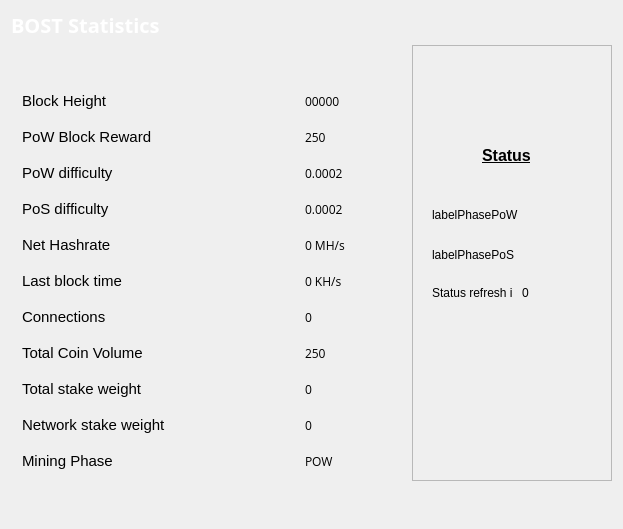
Old version of the form src/qt/forms/statisticspage.ui in the repository mammix2/boostcoin-core.
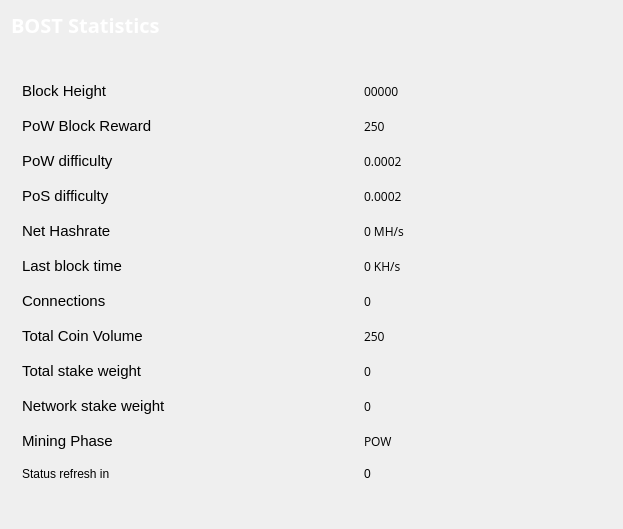
New version of the form.

Commit message: v4.4.0.4 - Status page GUI updates

```diff
--- a/src/qt/forms/statisticspage.ui
+++ b/src/qt/forms/statisticspage.ui
@@ -20,6 +20,19 @@
    <property name="sizeConstraint">
     <enum>QLayout::SetMaximumSize</enum>
    </property>
+   <item row="3" column="0">
+    <spacer name="verticalSpacer">
+     <property name="orientation">
+      <enum>Qt::Vertical</enum>
+     </property>
+     <property name="sizeHint" stdset="0">
+      <size>
+       <width>20</width>
+       <height>40</height>
+      </size>
+     </property>
+    </spacer>
+   </item>
    <item row="0" column="0">
     <widget class="QLabel" name="label_5">
      <property name="font">
@@ -32,106 +45,6 @@
      </property>
     </widget>
    </item>
-   <item row="2" column="0">
-    <spacer name="verticalSpacer">
-     <property name="orientation">
-      <enum>Qt::Vertical</enum>
-     </property>
-     <property name="sizeHint" stdset="0">
-      <size>
-       <width>20</width>
-       <height>40</height>
-      </size>
-     </property>
-    </spacer>
-   </item>
-   <item row="1" column="1">
-    <widget class="QFrame" name="frame">
-     <property name="minimumSize">
-      <size>
-       <width>182</width>
-       <height>0</height>
-      </size>
-     </property>
-     <property name="maximumSize">
-      <size>
-       <width>200</width>
-       <height>16777215</height>
-      </size>
-     </property>
-     <property name="frameShape">
-      <enum>QFrame::StyledPanel</enum>
-     </property>
-     <property name="frameShadow">
-      <enum>QFrame::Raised</enum>
-     </property>
-     <widget class="QLabel" name="label">
-      <property name="geometry">
-       <rect>
-        <x>70</x>
-        <y>70</y>
-        <width>71</width>
-        <height>81</height>
-       </rect>
-      </property>
-      <property name="text">
-       <string>&lt;html&gt;&lt;head/&gt;&lt;body&gt;&lt;p&gt;&lt;span style=&quot; font-size:12pt; font-weight:600; text-decoration: underline;&quot;&gt;Status&lt;/span&gt;&lt;/p&gt;&lt;/body&gt;&lt;/html&gt;</string>
-      </property>
-     </widget>
-     <widget class="QLabel" name="labelPhasePoW">
-      <property name="geometry">
-       <rect>
-        <x>20</x>
-        <y>160</y>
-        <width>181</width>
-        <height>20</height>
-       </rect>
-      </property>
-      <property name="text">
-       <string>labelPhasePoW</string>
-      </property>
-     </widget>
-     <widget class="QLabel" name="labelPhasePoS">
-      <property name="geometry">
-       <rect>
-        <x>20</x>
-        <y>200</y>
-        <width>181</width>
-        <height>20</height>
-       </rect>
-      </property>
-      <property name="text">
-       <string>labelPhasePoS</string>
-      </property>
-     </widget>
-     <widget class="QLabel" name="labelCountDown">
-      <property name="geometry">
-       <rect>
-        <x>110</x>
-        <y>240</y>
-        <width>21</width>
-        <height>16</height>
-       </rect>
-      </property>
-      <property name="text">
-       <string>0</string>
-      </property>
-     </widget>
-     <widget class="QLabel" name="label_2">
-      <property name="geometry">
-       <rect>
-        <x>20</x>
-        <y>240</y>
-        <width>81</width>
-        <height>16</height>
-       </rect>
-      </property>
-      <property name="text">
-       <string>Status refresh in</string>
-      </property>
-     </widget>
-    </widget>
-   </item>
    <item row="1" column="0">
     <widget class="QFrame" name="gridFrame_2">
      <property name="minimumSize">
@@ -144,16 +57,35 @@
       <string notr="true"/>
      </property>
      <layout class="QGridLayout" name="gridLayout_4">
+      <item row="1" column="0">
+       <spacer name="verticalSpacer_2">
+        <property name="orientation">
+         <enum>Qt::Vertical</enum>
+        </property>
+        <property name="sizeHint" stdset="0">
+         <size>
+          <width>20</width>
+          <height>40</height>
+         </size>
+        </property>
+       </spacer>
+      </item>
       <item row="2" column="0">
        <layout class="QFormLayout" name="formLayout_2">
         <property name="fieldGrowthPolicy">
          <enum>QFormLayout::FieldsStayAtSizeHint</enum>
         </property>
+        <property name="labelAlignment">
+         <set>Qt::AlignLeading|Qt::AlignLeft|Qt::AlignVCenter</set>
+        </property>
+        <property name="formAlignment">
+         <set>Qt::AlignLeading|Qt::AlignLeft|Qt::AlignTop</set>
+        </property>
         <property name="horizontalSpacing">
-         <number>139</number>
+         <number>198</number>
         </property>
         <property name="verticalSpacing">
-         <number>18</number>
+         <number>17</number>
         </property>
         <property name="rightMargin">
          <number>0</number>
@@ -163,6 +95,9 @@
           <property name="text">
            <string>&lt;html&gt;&lt;head/&gt;&lt;body&gt;&lt;p&gt;&lt;span style=&quot; font-size:11pt;&quot;&gt;Block Height&lt;/span&gt;&lt;/p&gt;&lt;/body&gt;&lt;/html&gt;</string>
           </property>
+          <property name="alignment">
+           <set>Qt::AlignLeading|Qt::AlignLeft|Qt::AlignVCenter</set>
+          </property>
          </widget>
         </item>
         <item row="1" column="1">
@@ -238,6 +173,13 @@
           </property>
          </widget>
         </item>
+        <item row="5" column="0">
+         <widget class="QLabel" name="label_16">
+          <property name="text">
+           <string>&lt;html&gt;&lt;head/&gt;&lt;body&gt;&lt;p&gt;&lt;span style=&quot; font-size:11pt;&quot;&gt;Net Hashrate&lt;/span&gt;&lt;/p&gt;&lt;/body&gt;&lt;/html&gt;</string>
+          </property>
+         </widget>
+        </item>
         <item row="5" column="1">
          <widget class="QLabel" name="pawrateBox">
           <property name="font">
@@ -377,28 +319,22 @@
           </property>
          </widget>
         </item>
-        <item row="5" column="0">
-         <widget class="QLabel" name="label_16">
+        <item row="12" column="0">
+         <widget class="QLabel" name="label_2">
           <property name="text">
-           <string>&lt;html&gt;&lt;head/&gt;&lt;body&gt;&lt;p&gt;&lt;span style=&quot; font-size:11pt;&quot;&gt;Net Hashrate&lt;/span&gt;&lt;/p&gt;&lt;/body&gt;&lt;/html&gt;</string>
+           <string>Status refresh in</string>
+          </property>
+         </widget>
+        </item>
+        <item row="12" column="1">
+         <widget class="QLabel" name="labelCountDown">
+          <property name="text">
+           <string>0</string>
           </property>
          </widget>
         </item>
        </layout>
       </item>
-      <item row="1" column="0">
-       <spacer name="verticalSpacer_2">
-        <property name="orientation">
-         <enum>Qt::Vertical</enum>
-        </property>
-        <property name="sizeHint" stdset="0">
-         <size>
-          <width>20</width>
-          <height>40</height>
-         </size>
-        </property>
-       </spacer>
-      </item>
      </layout>
     </widget>
    </item>
```
The commit also changes 1 other file.
